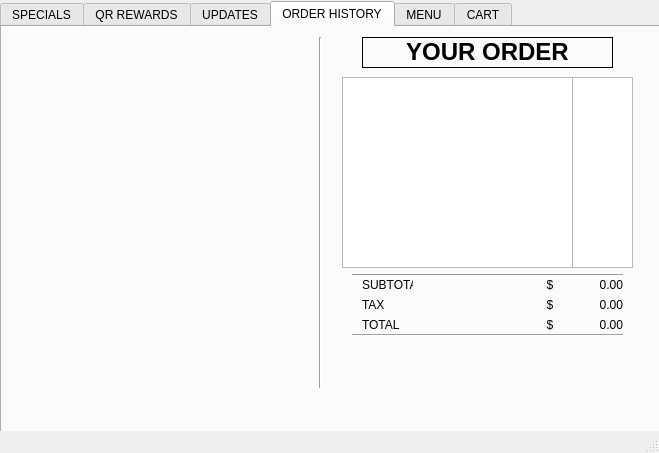
vuandy50/Assignment-4, file sonicApp/mainscreen.ui: the form before one commit.
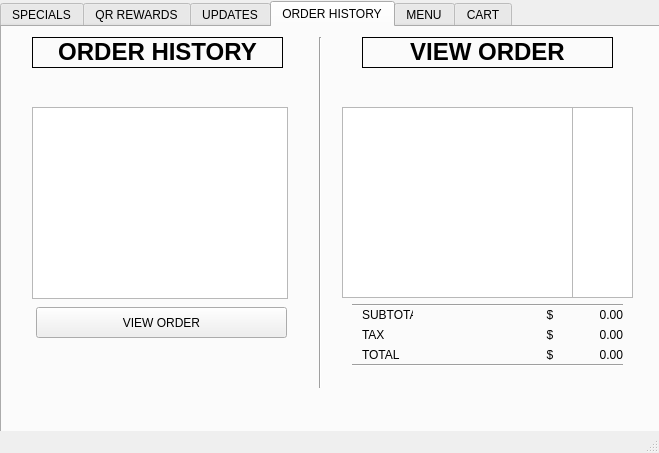
The form after the commit.

Commit message: OrderHistory (Finished)

```diff
--- a/sonicApp/mainscreen.ui
+++ b/sonicApp/mainscreen.ui
@@ -61,7 +61,7 @@
        <enum>QFrame::Box</enum>
       </property>
       <property name="text">
-       <string>&lt;html&gt;&lt;head/&gt;&lt;body&gt;&lt;p&gt;&lt;span style=&quot; font-size:18pt; font-weight:600;&quot;&gt;YOUR ORDER&lt;/span&gt;&lt;/p&gt;&lt;/body&gt;&lt;/html&gt;</string>
+       <string>&lt;html&gt;&lt;head/&gt;&lt;body&gt;&lt;p&gt;&lt;span style=&quot; font-size:18pt; font-weight:600;&quot;&gt;VIEW ORDER&lt;/span&gt;&lt;/p&gt;&lt;/body&gt;&lt;/html&gt;</string>
       </property>
       <property name="alignment">
        <set>Qt::AlignCenter</set>
@@ -71,7 +71,7 @@
       <property name="geometry">
        <rect>
         <x>340</x>
-        <y>50</y>
+        <y>80</y>
         <width>231</width>
         <height>191</height>
        </rect>
@@ -87,7 +87,7 @@
       <property name="geometry">
        <rect>
         <x>570</x>
-        <y>50</y>
+        <y>80</y>
         <width>61</width>
         <height>191</height>
        </rect>
@@ -103,7 +103,7 @@
       <property name="geometry">
        <rect>
         <x>350</x>
-        <y>240</y>
+        <y>270</y>
         <width>271</width>
         <height>16</height>
        </rect>
@@ -116,7 +116,7 @@
       <property name="geometry">
        <rect>
         <x>360</x>
-        <y>250</y>
+        <y>280</y>
         <width>51</width>
         <height>16</height>
        </rect>
@@ -129,7 +129,7 @@
       <property name="geometry">
        <rect>
         <x>360</x>
-        <y>270</y>
+        <y>300</y>
         <width>51</width>
         <height>16</height>
        </rect>
@@ -142,7 +142,7 @@
       <property name="geometry">
        <rect>
         <x>360</x>
-        <y>290</y>
+        <y>320</y>
         <width>51</width>
         <height>16</height>
        </rect>
@@ -155,7 +155,7 @@
       <property name="geometry">
        <rect>
         <x>560</x>
-        <y>250</y>
+        <y>280</y>
         <width>61</width>
         <height>16</height>
        </rect>
@@ -174,7 +174,7 @@
       <property name="geometry">
        <rect>
         <x>560</x>
-        <y>270</y>
+        <y>300</y>
         <width>61</width>
         <height>16</height>
        </rect>
@@ -190,7 +190,7 @@
       <property name="geometry">
        <rect>
         <x>560</x>
-        <y>290</y>
+        <y>320</y>
         <width>61</width>
         <height>16</height>
        </rect>
@@ -206,7 +206,7 @@
       <property name="geometry">
        <rect>
         <x>540</x>
-        <y>250</y>
+        <y>280</y>
         <width>16</width>
         <height>16</height>
        </rect>
@@ -222,7 +222,7 @@
       <property name="geometry">
        <rect>
         <x>540</x>
-        <y>270</y>
+        <y>300</y>
         <width>16</width>
         <height>16</height>
        </rect>
@@ -238,7 +238,7 @@
       <property name="geometry">
        <rect>
         <x>540</x>
-        <y>290</y>
+        <y>320</y>
         <width>16</width>
         <height>16</height>
        </rect>
@@ -254,7 +254,7 @@
       <property name="geometry">
        <rect>
         <x>350</x>
-        <y>300</y>
+        <y>330</y>
         <width>271</width>
         <height>16</height>
        </rect>
@@ -276,6 +276,80 @@
        <enum>Qt::Vertical</enum>
       </property>
      </widget>
+     <widget class="QLabel" name="label_32">
+      <property name="geometry">
+       <rect>
+        <x>30</x>
+        <y>10</y>
+        <width>251</width>
+        <height>31</height>
+       </rect>
+      </property>
+      <property name="layoutDirection">
+       <enum>Qt::LeftToRight</enum>
+      </property>
+      <property name="frameShape">
+       <enum>QFrame::Box</enum>
+      </property>
+      <property name="text">
+       <string>&lt;html&gt;&lt;head/&gt;&lt;body&gt;&lt;p&gt;&lt;span style=&quot; font-size:18pt; font-weight:600;&quot;&gt;ORDER HISTORY&lt;/span&gt;&lt;/p&gt;&lt;/body&gt;&lt;/html&gt;</string>
+      </property>
+      <property name="alignment">
+       <set>Qt::AlignCenter</set>
+      </property>
+     </widget>
+     <widget class="QPushButton" name="viewOrderB">
+      <property name="geometry">
+       <rect>
+        <x>34</x>
+        <y>280</y>
+        <width>251</width>
+        <height>31</height>
+       </rect>
+      </property>
+      <property name="text">
+       <string>VIEW ORDER</string>
+      </property>
+     </widget>
+     <widget class="QLabel" name="OHlabel">
+      <property name="geometry">
+       <rect>
+        <x>30</x>
+        <y>50</y>
+        <width>251</width>
+        <height>20</height>
+       </rect>
+      </property>
+      <property name="text">
+       <string/>
+      </property>
+      <property name="alignment">
+       <set>Qt::AlignCenter</set>
+      </property>
+     </widget>
+     <widget class="QLabel" name="VOLabel">
+      <property name="geometry">
+       <rect>
+        <x>360</x>
+        <y>50</y>
+        <width>251</width>
+        <height>20</height>
+       </rect>
+      </property>
+      <property name="text">
+       <string/>
+      </property>
+     </widget>
+     <widget class="QListWidget" name="orderhistory">
+      <property name="geometry">
+       <rect>
+        <x>30</x>
+        <y>80</y>
+        <width>256</width>
+        <height>192</height>
+       </rect>
+      </property>
+     </widget>
     </widget>
     <widget class="QWidget" name="menu">
      <attribute name="title">
```
Left out of the diff: 28 changed lines with no effect on the pictures. The commit also changes 27 other files.
